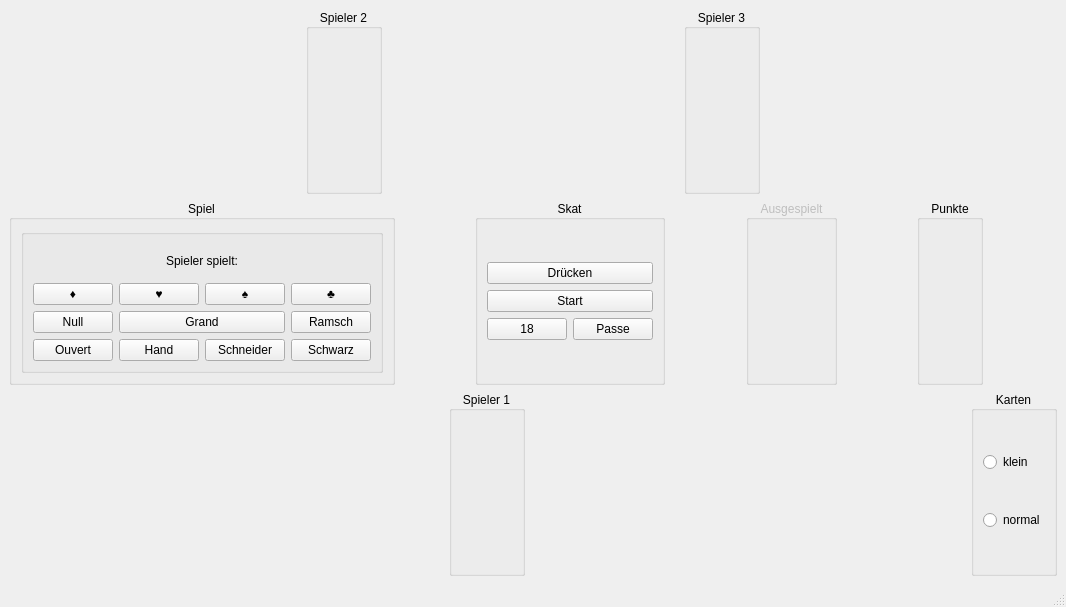
First picture: the form in src/table.ui, repository squawk7x/QuteSkatGame, before the edit.
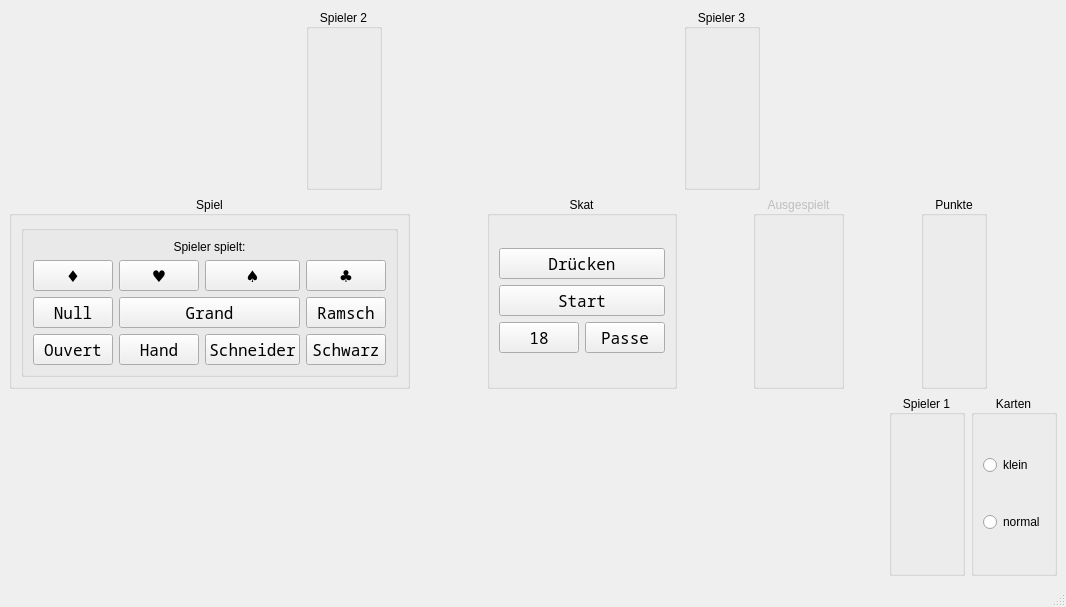
Second picture: the form after the edit.

```diff
--- a/src/table.ui
+++ b/src/table.ui
@@ -50,9 +50,18 @@
          </item>
          <item>
           <widget class="QLabel" name="labelPlayer2">
+           <property name="font">
+            <font>
+             <family>Noto Sans Mono</family>
+             <pointsize>12</pointsize>
+            </font>
+           </property>
            <property name="text">
             <string/>
            </property>
+           <property name="alignment">
+            <set>Qt::AlignmentFlag::AlignCenter</set>
+           </property>
           </widget>
          </item>
         </layout>
@@ -91,9 +100,18 @@
          </item>
          <item>
           <widget class="QLabel" name="labelPlayer3">
+           <property name="font">
+            <font>
+             <family>Noto Sans Mono</family>
+             <pointsize>12</pointsize>
+            </font>
+           </property>
            <property name="text">
             <string/>
            </property>
+           <property name="alignment">
+            <set>Qt::AlignmentFlag::AlignCenter</set>
+           </property>
           </widget>
          </item>
         </layout>
@@ -139,6 +157,12 @@
            <layout class="QGridLayout" name="gridLayout_2">
             <item row="3" column="0">
              <widget class="QPushButton" name="pbOuvert">
+              <property name="font">
+               <font>
+                <family>Noto Sans Mono</family>
+                <pointsize>12</pointsize>
+               </font>
+              </property>
               <property name="text">
                <string>Ouvert</string>
               </property>
@@ -152,6 +176,12 @@
             </item>
             <item row="3" column="1">
              <widget class="QPushButton" name="pbHand">
+              <property name="font">
+               <font>
+                <family>Noto Sans Mono</family>
+                <pointsize>12</pointsize>
+               </font>
+              </property>
               <property name="text">
                <string>Hand</string>
               </property>
@@ -162,6 +192,12 @@
             </item>
             <item row="1" column="2">
              <widget class="QPushButton" name="pbPik">
+              <property name="font">
+               <font>
+                <family>Noto Sans Mono</family>
+                <pointsize>12</pointsize>
+               </font>
+              </property>
               <property name="text">
                <string>♠</string>
               </property>
@@ -175,6 +211,12 @@
             </item>
             <item row="3" column="2">
              <widget class="QPushButton" name="pbSchneider">
+              <property name="font">
+               <font>
+                <family>Noto Sans Mono</family>
+                <pointsize>12</pointsize>
+               </font>
+              </property>
               <property name="text">
                <string>Schneider</string>
               </property>
@@ -185,6 +227,12 @@
             </item>
             <item row="2" column="1" colspan="2">
              <widget class="QPushButton" name="pbGrand">
+              <property name="font">
+               <font>
+                <family>Noto Sans Mono</family>
+                <pointsize>12</pointsize>
+               </font>
+              </property>
               <property name="text">
                <string>Grand</string>
               </property>
@@ -198,6 +246,12 @@
             </item>
             <item row="2" column="0">
              <widget class="QPushButton" name="pbNull">
+              <property name="font">
+               <font>
+                <family>Noto Sans Mono</family>
+                <pointsize>12</pointsize>
+               </font>
+              </property>
               <property name="text">
                <string>Null</string>
               </property>
@@ -211,6 +265,12 @@
             </item>
             <item row="1" column="1">
              <widget class="QPushButton" name="pbHerz">
+              <property name="font">
+               <font>
+                <family>Noto Sans Mono</family>
+                <pointsize>12</pointsize>
+               </font>
+              </property>
               <property name="text">
                <string>♥</string>
               </property>
@@ -224,6 +284,12 @@
             </item>
             <item row="2" column="3">
              <widget class="QPushButton" name="pbRamsch">
+              <property name="font">
+               <font>
+                <family>Noto Sans Mono</family>
+                <pointsize>12</pointsize>
+               </font>
+              </property>
               <property name="text">
                <string>Ramsch</string>
               </property>
@@ -237,6 +303,12 @@
             </item>
             <item row="3" column="3">
              <widget class="QPushButton" name="pbSchwarz">
+              <property name="font">
+               <font>
+                <family>Noto Sans Mono</family>
+                <pointsize>12</pointsize>
+               </font>
+              </property>
               <property name="text">
                <string>Schwarz</string>
               </property>
@@ -247,6 +319,12 @@
             </item>
             <item row="1" column="3">
              <widget class="QPushButton" name="pbKreuz">
+              <property name="font">
+               <font>
+                <family>Noto Sans Mono</family>
+                <pointsize>12</pointsize>
+               </font>
+              </property>
               <property name="text">
                <string>♣</string>
               </property>
@@ -260,6 +338,12 @@
             </item>
             <item row="1" column="0">
              <widget class="QPushButton" name="pbKaro">
+              <property name="font">
+               <font>
+                <family>Noto Sans Mono</family>
+                <pointsize>12</pointsize>
+               </font>
+              </property>
               <property name="text">
                <string>♦</string>
               </property>
@@ -324,6 +408,12 @@
             <layout class="QGridLayout" name="gridLayout_3">
              <item row="2" column="1">
               <widget class="QPushButton" name="pbPassen">
+               <property name="font">
+                <font>
+                 <family>Noto Sans Mono</family>
+                 <pointsize>12</pointsize>
+                </font>
+               </property>
                <property name="text">
                 <string>Passe</string>
                </property>
@@ -331,6 +421,12 @@
              </item>
              <item row="2" column="0">
               <widget class="QPushButton" name="pbSagen">
+               <property name="font">
+                <font>
+                 <family>Noto Sans Mono</family>
+                 <pointsize>12</pointsize>
+                </font>
+               </property>
                <property name="text">
                 <string>18</string>
                </property>
@@ -338,6 +434,12 @@
              </item>
              <item row="0" column="0" colspan="2">
               <widget class="QPushButton" name="pbDruecken">
+               <property name="font">
+                <font>
+                 <family>Noto Sans Mono</family>
+                 <pointsize>12</pointsize>
+                </font>
+               </property>
                <property name="text">
                 <string>Drücken</string>
                </property>
@@ -345,6 +447,12 @@
              </item>
              <item row="1" column="0" colspan="2">
               <widget class="QPushButton" name="pbStart">
+               <property name="font">
+                <font>
+                 <family>Noto Sans Mono</family>
+                 <pointsize>12</pointsize>
+                </font>
+               </property>
                <property name="text">
                 <string>Start</string>
                </property>
@@ -459,6 +567,19 @@
         </property>
        </spacer>
       </item>
+      <item>
+       <spacer name="horizontalSpacer_5">
+        <property name="orientation">
+         <enum>Qt::Orientation::Horizontal</enum>
+        </property>
+        <property name="sizeHint" stdset="0">
+         <size>
+          <width>40</width>
+          <height>20</height>
+         </size>
+        </property>
+       </spacer>
+      </item>
       <item>
        <widget class="QGroupBox" name="gbPlayer1">
         <property name="sizePolicy">
@@ -480,19 +601,6 @@
         </layout>
        </widget>
       </item>
-      <item>
-       <spacer name="horizontalSpacer_5">
-        <property name="orientation">
-         <enum>Qt::Orientation::Horizontal</enum>
-        </property>
-        <property name="sizeHint" stdset="0">
-         <size>
-          <width>40</width>
-          <height>20</height>
-         </size>
-        </property>
-       </spacer>
-      </item>
       <item>
        <widget class="QGroupBox" name="gbCards">
         <property name="title">
```
